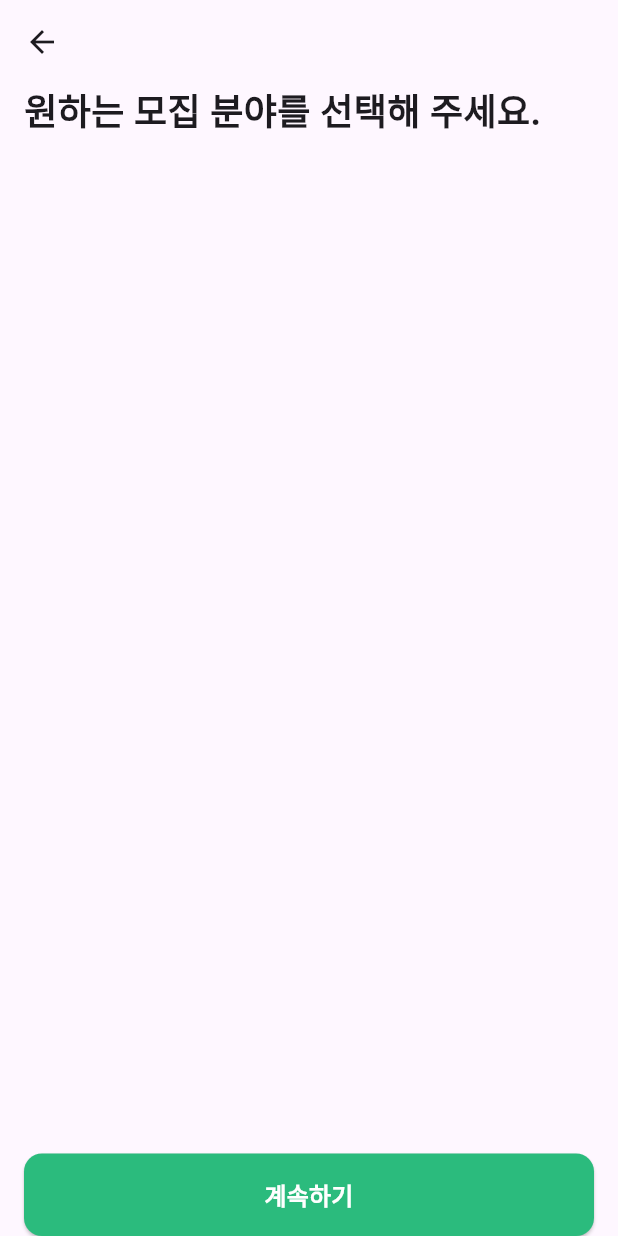
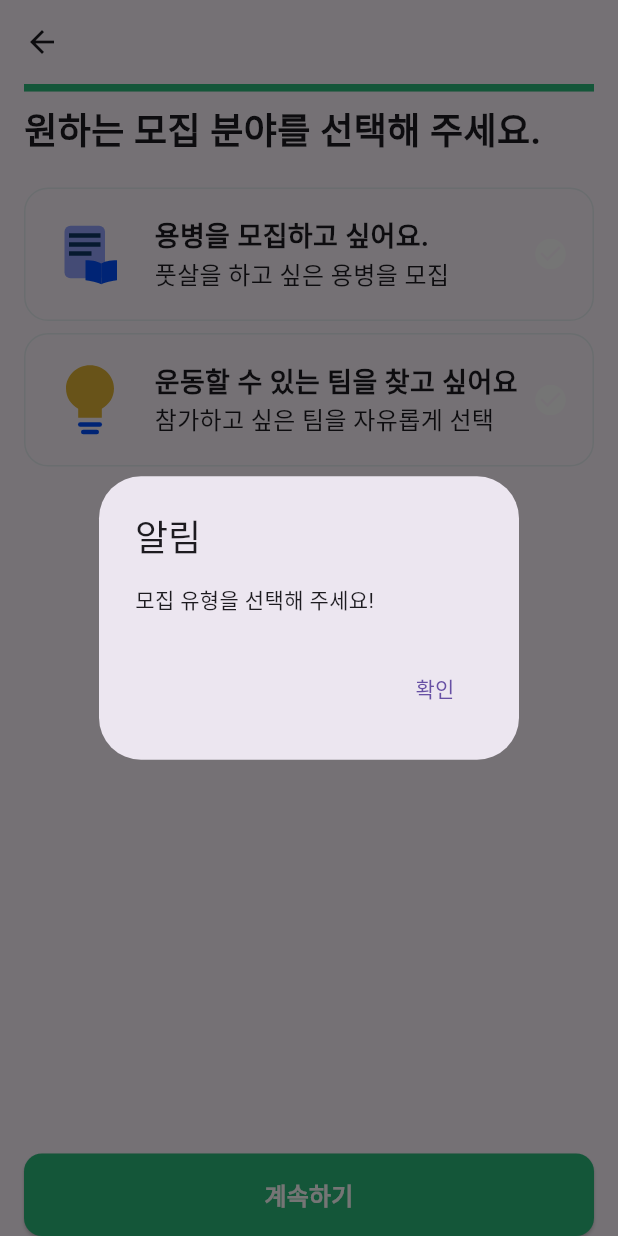
Before and after one commit to 4ForWin/flutter-football-sns, a Flutter app: the IntroTypePage screen opened directly with empty values, after a tap on "계속하기", on a phone screen of 412 x 824 dp. Run offline on Flutter 3.47's test engine with Material 3 defaults, Android fonts, the phone set to English and light mode, and no system bars; our stand-ins replace flutter_riverpod, flutter_svg; Roboto replaces fonts that are missing (Pretendard).

Commit message:
feat : complete intro ui

```diff
--- a/lib/main.dart
+++ b/lib/main.dart
@@ -12,8 +12,7 @@ class MainApp extends StatelessWidget {
   @override
   Widget build(BuildContext context) {
     return MaterialApp(
-      theme: ThemeData(fontFamily: 'Pretendard'), //앱 기본 폰트 변경
-      home: SplashView(),
-    );
+        theme: ThemeData(fontFamily: 'Pretendard'), //앱 기본 폰트 변경
+        home: SplashView());
   }
 }
--- a/lib/presentation/pages/intro/intro_type_page.dart
+++ b/lib/presentation/pages/intro/intro_type_page.dart
@@ -1,4 +1,6 @@
 import 'package:flutter/material.dart';
+import 'package:flutter_svg/svg.dart';
+import 'package:mercenaryhub/presentation/pages/intro/widgets/progress_bar.dart';
 import 'package:mercenaryhub/presentation/pages/intro/widgets/text_label.dart';
 
 class IntroTypePage extends StatefulWidget {
@@ -23,8 +25,11 @@ class _IntroTypePageState extends State<IntroTypePage> {
         child: Column(
           crossAxisAlignment: CrossAxisAlignment.start,
           children: [
+            ProgressBar(1.0),
             TextLabel(text: '원하는 모집 분야를 선택해 주세요.', type: 'question'),
             SizedBox(height: 16),
+            getTypeBox('recruitingPlayer'),
+            getTypeBox('findingTeam'),
             Spacer(),
             getSubmitButton(),
           ],
@@ -33,7 +38,13 @@ class _IntroTypePageState extends State<IntroTypePage> {
     );
   }
 
-  GestureDetector getLevelBox(String chosenType, String text) {
+  GestureDetector getTypeBox(String chosenType) {
+    String title = '용병을 모집하고 싶어요.';
+    String content = '풋살을 하고 싶은 용병을 모집';
+    if (chosenType == 'findingTeam') {
+      title = '운동할 수 있는 팀을 찾고 싶어요';
+      content = '참가하고 싶은 팀을 자유롭게 선택';
+    }
     return GestureDetector(
       onTap: () {
         setState(() {
@@ -53,7 +64,25 @@ class _IntroTypePageState extends State<IntroTypePage> {
         child: Row(
           mainAxisAlignment: MainAxisAlignment.spaceBetween,
           children: [
-            TextLabel(text: text, type: 'body'),
+            Row(
+              children: [
+                SvgPicture.asset(
+                  chosenType == 'recruitingPlayer'
+                      ? 'assets/images/recruiting_player.svg'
+                      : 'assets/images/finding_team.svg',
+                ),
+                SizedBox(
+                  width: 16,
+                ),
+                Column(
+                  crossAxisAlignment: CrossAxisAlignment.start,
+                  children: [
+                    TextLabel(text: title, type: 'title'),
+                    TextLabel(text: content, type: 'body'),
+                  ],
+                ),
+              ],
+            ),
             Icon(
               Icons.check_circle,
               color: type == chosenType ? Color(0xFF2BBB7D) : Colors.white,
@@ -68,7 +97,31 @@ class _IntroTypePageState extends State<IntroTypePage> {
     return SizedBox(
       width: double.infinity,
       child: ElevatedButton(
-        onPressed: () {},
+        onPressed: () {
+          if (type == null) {
+            showDialog(
+              context: context,
+              builder: (BuildContext context) {
+                return AlertDialog(
+                  title: Text('알림'),
+                  content: Text('모집 유형을 선택해 주세요!'),
+                  actions: <Widget>[
+                    TextButton(
+                      onPressed: () {
+                        Navigator.of(context).pop(); // 다이얼로그 닫기
+                      },
+                      child: Text('확인'),
+                    ),
+                  ],
+                );
+              },
+            );
+          } else if (type == 'recruitingPlayer') {
+            // 용병찾기 페이지로 이동
+          } else {
+            // 팀 찾기 페이지로 이동
+          }
+        },
         style: ElevatedButton.styleFrom(
           backgroundColor: Color(0xFF2BBB7D),
           shape: RoundedRectangleBorder(
--- /dev/null
+++ b/lib/presentation/pages/intro/widgets/progress_bar.dart
@@ -0,0 +1,22 @@
+import 'package:flutter/material.dart';
+
+class ProgressBar extends StatelessWidget {
+  double progressState;
+
+  ProgressBar(this.progressState);
+  @override
+  Widget build(BuildContext context) {
+    return Container(
+      margin: EdgeInsets.only(bottom: 8),
+      width: double.infinity,
+      height: 5, // 진행바 높이 설정
+      color: Colors.grey[300], // 회색 배경
+      child: LinearProgressIndicator(
+        value: progressState, // 진행 상태 (0.0 ~ 1.0)
+        backgroundColor: Colors.transparent, // 배경 투명
+        valueColor:
+            AlwaysStoppedAnimation<Color>(Color(0xFF2BBB7D)), // 진행 중 색상 (초록색)
+      ),
+    );
+  }
+}
--- a/lib/presentation/pages/intro/widgets/text_label.dart
+++ b/lib/presentation/pages/intro/widgets/text_label.dart
@@ -10,6 +10,7 @@ class TextLabel extends StatelessWidget {
     fontSize: 24,
     fontWeight: FontWeight.bold,
   );
+  TextStyle titleStyle = TextStyle(fontSize: 18, fontWeight: FontWeight.bold);
   TextStyle bodyStyle = TextStyle(fontSize: 16, fontWeight: FontWeight.normal);
   late TextStyle style = questionStyle;
 
@@ -17,6 +18,8 @@ class TextLabel extends StatelessWidget {
   Widget build(BuildContext context) {
     if (type == 'question') {
       style = questionStyle;
+    } else if (type == 'title') {
+      style = titleStyle;
     } else {
       style = bodyStyle;
     }
--- a/pubspec.yaml
+++ b/pubspec.yaml
@@ -13,7 +13,6 @@ dependencies:
   flutter_svg: ^2.1.0
 
   cupertino_icons: ^1.0.8
-  flutter_riverpod: ^2.6.1
 
 dev_dependencies:
   flutter_test:
```
Also changed, not shown: lib/presentation/pages/intro/intro_level_page.dart (+25 -23 lines), lib/presentation/pages/intro/view_models/intro_level_view_model.dart (added, +22 -0 lines), assets/images/finding_team.svg (added), assets/images/recruiting_player.svg (added), 4 other files.
